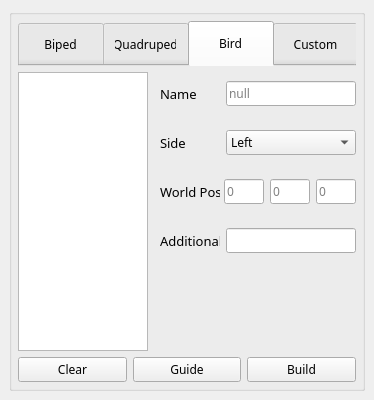
Qt form ui/autoRigger.ui (leixingyu/autoRigger) before a commit.
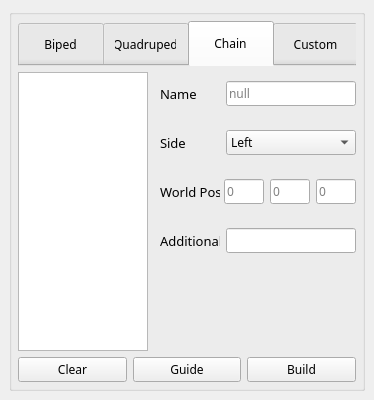
The same form after that commit. The open tabs and pages were chosen to show the change.

Commit message: integrate chain into ui

What changed in the file:
```diff
--- a/ui/autoRigger.ui
+++ b/ui/autoRigger.ui
@@ -106,7 +106,7 @@
          </widget>
          <widget class="QWidget" name="birdTab">
           <attribute name="title">
-           <string>Bird</string>
+           <string>Chain</string>
           </attribute>
          </widget>
          <widget class="QWidget" name="customTab">
```
Left out of the diff: 7 changed lines with no effect on the pictures. The commit also changes 7 other files.
